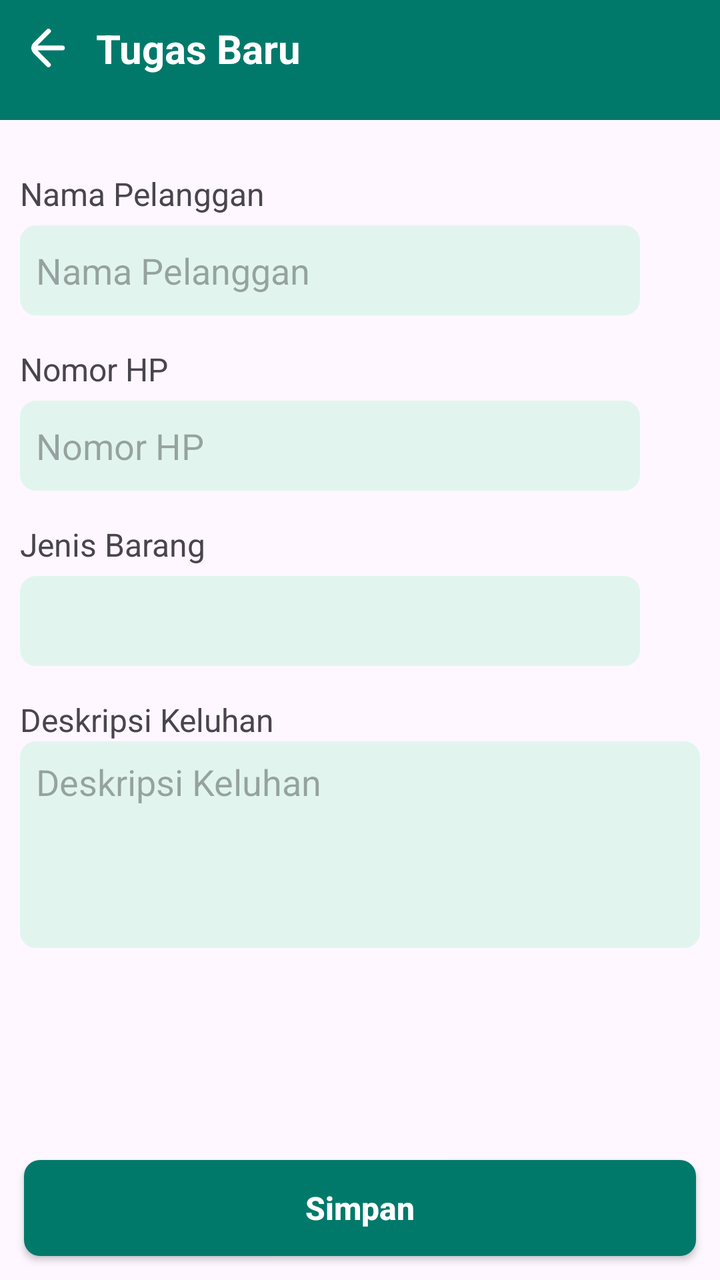
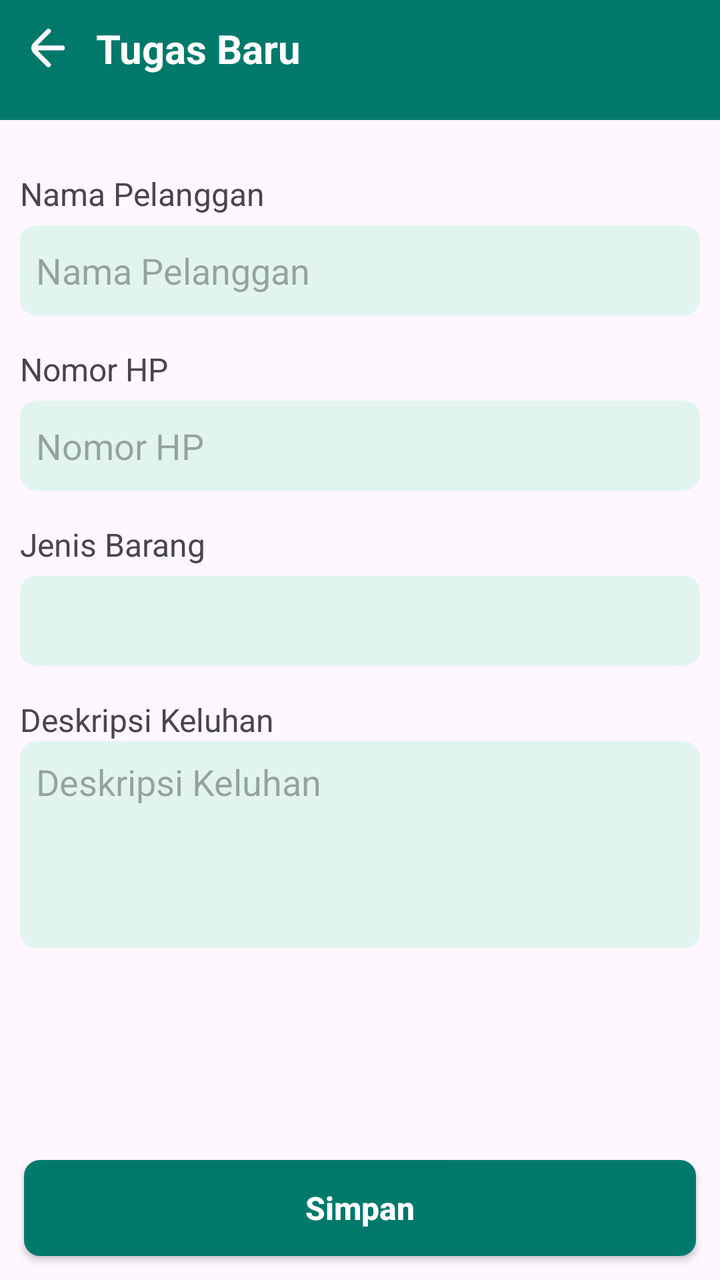

An Android layout rendered at two revisions. The XML below is the earlier revision; the diff shows what the commit changed to produce the second picture.
<!-- AndroidManifest.xml: application theme Theme.ServiceBook -->
<!-- res/layout/activity_add.xml -->
<?xml version="1.0" encoding="utf-8"?>
<androidx.constraintlayout.widget.ConstraintLayout xmlns:android="http://schemas.android.com/apk/res/android"
    xmlns:app="http://schemas.android.com/apk/res-auto"
    android:layout_width="match_parent"
    android:layout_height="match_parent">

    <androidx.constraintlayout.widget.ConstraintLayout
        android:id="@+id/cl_top_tugas_baru"
        android:layout_width="match_parent"
        android:layout_height="0dp"
        android:background="@color/mainColor"
        android:paddingBottom="12dp"
        app:layout_constraintTop_toTopOf="parent">

        <androidx.appcompat.widget.AppCompatImageView
            android:id="@+id/iv_kembali"
            android:layout_width="wrap_content"
            android:layout_height="wrap_content"
            android:src="@drawable/back_arrow"
            android:layout_margin="12dp"
            app:layout_constraintBottom_toBottomOf="parent"
            app:layout_constraintStart_toStartOf="parent"
            app:layout_constraintTop_toTopOf="parent" />

        <androidx.appcompat.widget.AppCompatTextView
            android:id="@+id/tv_title_tambah"
            android:layout_width="wrap_content"
            android:layout_height="wrap_content"
            android:text="@string/txt_tugas_baru"
            android:textColor="@color/white"
            android:layout_marginStart="12dp"
            android:textSize="20sp"
            android:textStyle="bold"
            app:layout_constraintStart_toEndOf="@id/iv_kembali"
            app:layout_constraintTop_toTopOf="@id/iv_kembali"
            app:layout_constraintBottom_toBottomOf="@id/iv_kembali"/>
    </androidx.constraintlayout.widget.ConstraintLayout>

    <androidx.constraintlayout.widget.ConstraintLayout
        android:id="@+id/cl_form_tugas"
        android:layout_width="match_parent"
        android:layout_height="wrap_content"
        android:layout_marginTop="10dp"
        android:paddingHorizontal="10dp"
        app:layout_constraintStart_toStartOf="parent"
        app:layout_constraintTop_toBottomOf="@id/cl_top_tugas_baru">

        <androidx.appcompat.widget.AppCompatTextView
            android:id="@+id/tv_nama_pelanggan"
            android:layout_width="wrap_content"
            android:layout_height="wrap_content"
            android:layout_marginTop="16dp"
            android:text="@string/txt_nama_pelanggan"
            android:textSize="16sp"
            app:layout_constraintStart_toStartOf="parent"
            app:layout_constraintTop_toTopOf="parent" />

        <androidx.appcompat.widget.AppCompatEditText
            android:id="@+id/et_nama_pelanggan"
            android:layout_width="0dp"
            android:layout_height="45dp"
            android:layout_marginTop="5dp"
            android:layout_marginEnd="30dp"
            android:background="@drawable/bg_edit_text"
            android:hint="@string/txt_nama_pelanggan"
            android:imeOptions="actionGo"
            android:maxLines="1"
            android:paddingHorizontal="8dp"
            app:layout_constraintEnd_toEndOf="parent"
            app:layout_constraintStart_toStartOf="@id/tv_nama_pelanggan"
            app:layout_constraintTop_toBottomOf="@id/tv_nama_pelanggan" />

        <androidx.appcompat.widget.AppCompatTextView
            android:id="@+id/tv_nomor_hp"
            android:layout_width="wrap_content"
            android:layout_height="wrap_content"
            android:layout_marginTop="16dp"
            android:text="@string/txt_nomor_hp"
            android:textSize="16sp"
            app:layout_constraintStart_toStartOf="parent"
            app:layout_constraintTop_toBottomOf="@id/et_nama_pelanggan" />

        <androidx.appcompat.widget.AppCompatEditText
            android:id="@+id/et_nomor_hp"
            android:layout_width="0dp"
            android:layout_height="45dp"
            android:layout_marginTop="5dp"
            android:layout_marginEnd="30dp"
            android:background="@drawable/bg_edit_text"
            android:hint="@string/txt_nomor_hp"
            android:imeOptions="actionGo"
            android:maxLines="1"
            android:paddingHorizontal="8dp"
            app:layout_constraintEnd_toEndOf="parent"
            app:layout_constraintStart_toStartOf="@id/tv_nomor_hp"
            app:layout_constraintTop_toBottomOf="@id/tv_nomor_hp" />

        <androidx.appcompat.widget.AppCompatTextView
            android:id="@+id/tv_kategori"
            android:layout_width="wrap_content"
            android:layout_height="wrap_content"
            android:layout_marginTop="16dp"
            android:text="@string/txt_jenis_barang"
            android:textSize="16sp"
            app:layout_constraintStart_toStartOf="parent"
            app:layout_constraintTop_toBottomOf="@id/et_nomor_hp" />

        <androidx.appcompat.widget.AppCompatSpinner
            android:id="@+id/spinner_jenis_barang"
            android:layout_width="0dp"
            android:layout_height="45dp"
            android:layout_marginTop="5dp"
            android:layout_marginEnd="30dp"
            android:background="@drawable/bg_edit_text"
            android:paddingHorizontal="8dp"
            android:textAlignment="textStart"
            android:textSize="16sp"
            app:layout_constraintEnd_toEndOf="parent"
            app:layout_constraintStart_toStartOf="parent"
            app:layout_constraintTop_toBottomOf="@id/tv_kategori" />

        <androidx.appcompat.widget.AppCompatTextView
            android:id="@+id/tv_deskripsi"
            android:layout_width="wrap_content"
            android:layout_height="wrap_content"
            android:layout_marginTop="16dp"

            android:text="@string/txt_deskripsi_keluhan"
            android:textSize="16sp"
            app:layout_constraintStart_toStartOf="parent"
            app:layout_constraintTop_toBottomOf="@id/spinner_jenis_barang" />

        <androidx.appcompat.widget.AppCompatEditText
            android:id="@+id/et_deskripsi"
            android:layout_width="match_parent"
            android:layout_height="wrap_content"
            android:background="@drawable/bg_edit_text"
            android:ellipsize="none"
            android:gravity="top|start"
            android:hint="@string/txt_deskripsi_keluhan"
            android:inputType="textMultiLine"
            android:lines="4"
            android:overScrollMode="always"
            android:padding="8dp"
            android:paddingHorizontal="8dp"
            android:scrollbars="vertical"
            android:scrollHorizontally="false"
            app:layout_constraintEnd_toEndOf="parent"
            app:layout_constraintStart_toStartOf="@id/tv_nomor_hp"
            app:layout_constraintTop_toBottomOf="@id/tv_deskripsi" />


    </androidx.constraintlayout.widget.ConstraintLayout>

    <androidx.appcompat.widget.AppCompatButton
        android:id="@+id/btn_simpan"
        android:layout_width="match_parent"
        android:layout_height="wrap_content"
        android:layout_marginHorizontal="12dp"
        android:layout_marginBottom="12dp"
        android:background="@drawable/bg_button_rect"
        android:text="@string/txt_simpan"
        android:textAllCaps="false"
        android:textColor="@color/white"
        android:textSize="16sp"
        android:textStyle="bold"
        app:layout_constraintBottom_toBottomOf="parent" />
</androidx.constraintlayout.widget.ConstraintLayout>
<!-- resources referenced by this layout -->
<resources>
  <color name="mainColor">#00796B</color>
  <color name="white">#FFFFFFFF</color>
  <!-- drawable back_arrow (drawable) -->
  <vector xmlns:android="http://schemas.android.com/apk/res/android" android:height="24dp" android:viewportHeight="200" android:viewportWidth="200" android:width="24dp">
        
      <path android:fillColor="@color/white" android:pathData="M160,89.75H56l53,-53a9.67,9.67 0,0 0,0 -14,9.67 9.67,0 0,0 -14,0l-56,56a30.18,30.18 0,0 0,-8.5 18.5c0,1 -0.5,1.5 -0.5,2.5a6.34,6.34 0,0 0,0.5 3,31.47 31.47,0 0,0 8.5,18.5l56,56a9.9,9.9 0,0 0,14 -14l-52.5,-53.5H160a10,10 0,0 0,0 -20Z"/>
      
  </vector>
  <!-- drawable bg_button_rect (drawable) -->
  <?xml version="1.0" encoding="utf-8"?>
  <shape xmlns:android="http://schemas.android.com/apk/res/android"
      android:shape="rectangle">
      <solid android:color="@color/mainColor" />
      <corners android:radius="8dp"/>
  </shape>
  <!-- drawable bg_edit_text (drawable) -->
  <?xml version="1.0" encoding="utf-8"?>
  <shape xmlns:android="http://schemas.android.com/apk/res/android"
      android:shape="rectangle">
      <solid android:color="@color/colorInputBackground" />
      <corners android:radius="8dp" />
  </shape>
  <string name="txt_deskripsi_keluhan">Deskripsi Keluhan</string>
  <string name="txt_jenis_barang">Jenis Barang</string>
  <string name="txt_nama_pelanggan">Nama Pelanggan</string>
  <string name="txt_nomor_hp">Nomor HP</string>
  <string name="txt_simpan">Simpan</string>
  <string name="txt_tugas_baru">Tugas Baru</string>
  <style name="Theme.ServiceBook" parent="Base.Theme.ServiceBook" />
  <color name="colorInputBackground">#E1F5EE</color>
  <style name="Base.Theme.ServiceBook" parent="Theme.Material3.DayNight.NoActionBar">
          
          
      </style>
</resources>

<!-- the commit's change to res/layout/activity_add.xml (unified diff, before → after) -->
@@ -57,10 +57,9 @@
 
         <androidx.appcompat.widget.AppCompatEditText
             android:id="@+id/et_nama_pelanggan"
-            android:layout_width="0dp"
+            android:layout_width="match_parent"
             android:layout_height="45dp"
             android:layout_marginTop="5dp"
-            android:layout_marginEnd="30dp"
             android:background="@drawable/bg_edit_text"
             android:hint="@string/txt_nama_pelanggan"
             android:imeOptions="actionGo"
@@ -82,10 +81,9 @@
 
         <androidx.appcompat.widget.AppCompatEditText
             android:id="@+id/et_nomor_hp"
-            android:layout_width="0dp"
+            android:layout_width="match_parent"
             android:layout_height="45dp"
             android:layout_marginTop="5dp"
-            android:layout_marginEnd="30dp"
             android:background="@drawable/bg_edit_text"
             android:hint="@string/txt_nomor_hp"
             android:imeOptions="actionGo"
@@ -107,10 +105,9 @@
 
         <androidx.appcompat.widget.AppCompatSpinner
             android:id="@+id/spinner_jenis_barang"
-            android:layout_width="0dp"
+            android:layout_width="match_parent"
             android:layout_height="45dp"
             android:layout_marginTop="5dp"
-            android:layout_marginEnd="30dp"
             android:background="@drawable/bg_edit_text"
             android:paddingHorizontal="8dp"
             android:textAlignment="textStart"
@@ -124,7 +121,6 @@
             android:layout_width="wrap_content"
             android:layout_height="wrap_content"
             android:layout_marginTop="16dp"
-
             android:text="@string/txt_deskripsi_keluhan"
             android:textSize="16sp"
             app:layout_constraintStart_toStartOf="parent"
